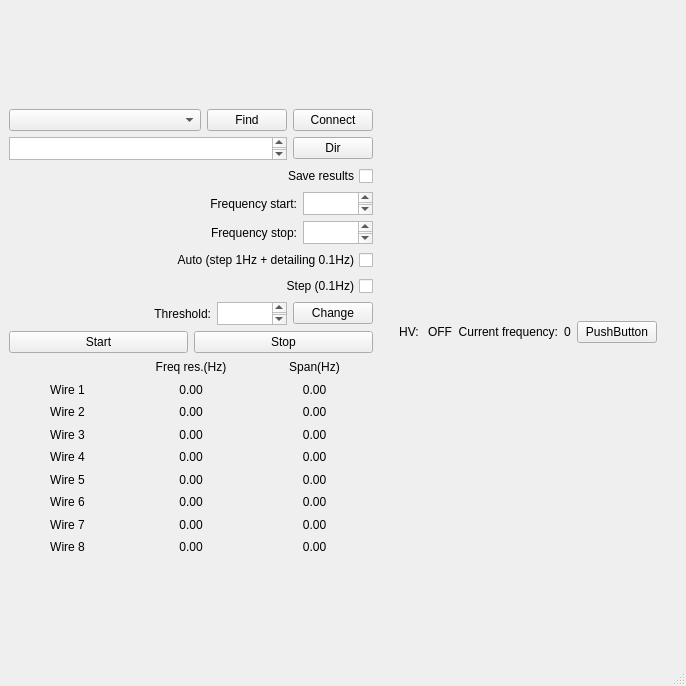
Old version of the form mainwindow.ui in the repository kroten/resonance.
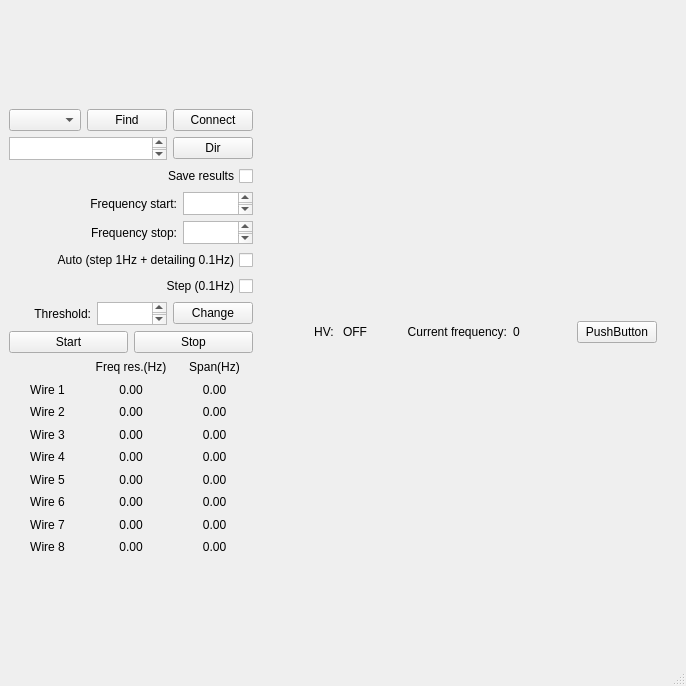
New version of the form.

Commit message: from home

```diff
--- a/mainwindow.ui
+++ b/mainwindow.ui
@@ -219,7 +219,7 @@
       <item>
        <layout class="QGridLayout" name="gridLayout_2">
         <property name="sizeConstraint">
-         <enum>QLayout::SetNoConstraint</enum>
+         <enum>QLayout::SetFixedSize</enum>
         </property>
         <item row="1" column="0">
          <widget class="QLabel" name="label_5">
@@ -488,7 +488,7 @@
     <item>
      <layout class="QVBoxLayout" name="verticalLayout_2" stretch="1,10">
       <item>
-       <layout class="QHBoxLayout" name="horizontalLayout">
+       <layout class="QHBoxLayout" name="horizontalLayout" stretch="5,5,5,5,1">
         <property name="leftMargin">
          <number>20</number>
         </property>
```
The commit also changes 1 other file.
